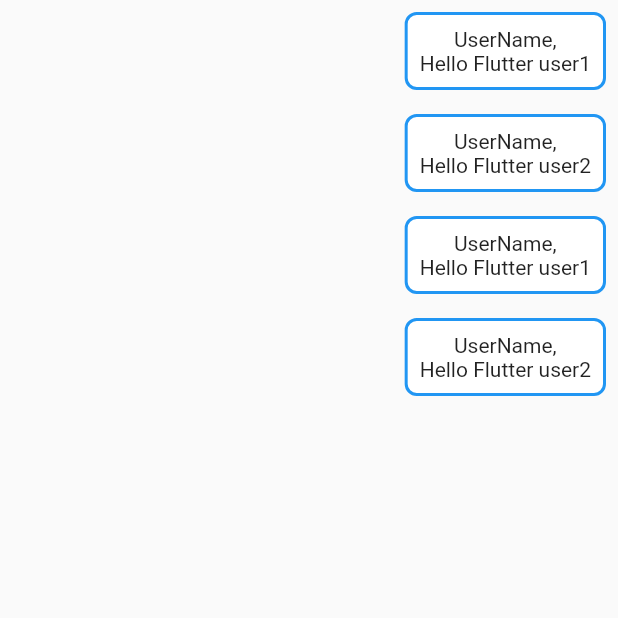
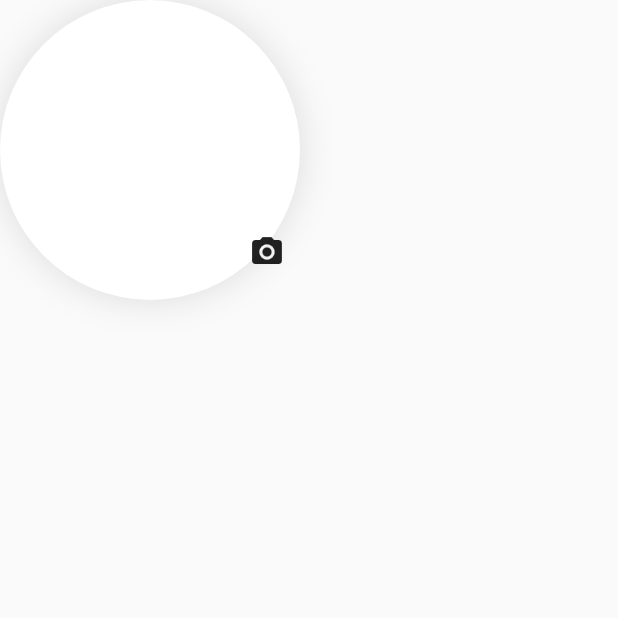
Before and after one commit to junaid140/flutter_course, a Flutter app: the MultiChildWidget screen opened directly, on a phone screen of 412 x 824 dp, the top half of it. Run offline on Flutter 3.47's test engine with Material 2 defaults, Android fonts, the phone set to English and light mode, and no system bars.

Commit message:
8-12-2022

```diff
--- a/lib/datafile.dart
+++ b/lib/datafile.dart
@@ -6,7 +6,20 @@ List<Map<String,dynamic>> chatData = [
     "message":"Hello Flutter user1",
     "time":"4:00 PM",
     "send_by":1,
-  },  {
+  },
+  {
+    "username":"testUser2",
+    "message":"Hello Flutter user2",
+    "time":"4:00 PM",
+    "send_by":2,
+  },
+  {
+    "username":"testUser",
+    "message":"Hello Flutter user1",
+    "time":"4:00 PM",
+    "send_by":1,
+  },
+  {
     "username":"testUser2",
     "message":"Hello Flutter user2",
     "time":"4:00 PM",
@@ -16,7 +29,44 @@ List<Map<String,dynamic>> chatData = [
     "message":"Hello Flutter user1",
     "time":"4:00 PM",
     "send_by":1,
-  },{
+  },
+  {
+    "username":"testUser2",
+    "message":"Hello Flutter user2",
+    "time":"4:00 PM",
+    "send_by":2,
+  },
+  {
+    "username":"testUser",
+    "message":"Hello Flutter user1",
+    "time":"4:00 PM",
+    "send_by":1,
+  },
+  {
+    "username":"testUser2",
+    "message":"Hello Flutter user2",
+    "time":"4:00 PM",
+    "send_by":2,
+  },
+  {
+    "username":"testUser",
+    "message":"Hello Flutter user1",
+    "time":"4:00 PM",
+    "send_by":1,
+  },
+  {
+    "username":"testUser2",
+    "message":"Hello Flutter user2",
+    "time":"4:00 PM",
+    "send_by":2,
+  },
+  {
+    "username":"testUser",
+    "message":"Hello Flutter user1",
+    "time":"4:00 PM",
+    "send_by":1,
+  },
+  {
     "username":"testUser2",
     "message":"Hello Flutter user2",
     "time":"4:00 PM",
--- a/lib/multi_child_widget.dart
+++ b/lib/multi_child_widget.dart
@@ -1,6 +1,5 @@
 import 'package:flutter/material.dart';
 
-import 'datafile.dart';
 class MultiChildWidget extends StatelessWidget {
   int? userId ;
    MultiChildWidget({Key? key,this.userId}) : super(key: key);
@@ -10,25 +9,46 @@ class MultiChildWidget extends StatelessWidget {
     return Scaffold(
       body: Container(
 
-        height: MediaQuery.of(context).size.height,
-        width: double.infinity,
-        // child: ListView(
-        //   scrollDirection: Axis.horizontal,
-          child:SingleChildScrollView(
-            // scrollDirection: Axis.horizontal,
-            // child: Row(
-            child:Column(
-            // child:Wrap(
-        // mainAxisAlignment: MainAxisAlignment.spaceEvenly,
-            crossAxisAlignment: CrossAxisAlignment.end,
-            children: chatData.map((data) =>  Align(
-                alignment: data["send_by"]==userId?Alignment.centerLeft:Alignment.centerRight,
-                child: customChatMessageTile(data["message"])),).toList()
-        ),
+        // height: MediaQuery.of(context).size.height,
+        // width: double.infinity,
+        child: customProfileStack(),
+        // child: customStack(),
+
+        // child: GridView.builder(
+        //   itemCount: chatData.length,
+        //   itemBuilder: (context,index){
+        //     print(index);
+        //     return  Align(
+        //         alignment: chatData[index]["send_by"]==userId?Alignment.centerLeft:Alignment.centerRight,
+        //         child: customChatMessageTile(chatData[index]["message"]));
+        //   }, gridDelegate: SliverGridDelegateWithFixedCrossAxisCount(
+        //   crossAxisCount: 3,
+        //   childAspectRatio:1.23,
+        //   crossAxisSpacing: 5,
+        // ),
+        //
+        //
+        //
+        //
+        //
+        //
+        //
+        //
+        //
+        //
+        // //   scrollDirection: Axis.horizontal,
+        // //   child:SingleChildScrollView(
+        //     // scrollDirection: Axis.horizontal,
+        //     // child: Row(
+        //     // child:Column(
+        //     // child:Wrap(
+        // // mainAxisAlignment: MainAxisAlignment.spaceEvenly,
+        // //     crossAxisAlignment: CrossAxisAlignment.end,
+        // //     children: chatData.map((data) => ).toList()
+        // ),
+
           ),
-      ),
-
-    );
+      );
   }
 
   Widget customChatMessageTile(text){
@@ -51,4 +71,43 @@ class MultiChildWidget extends StatelessWidget {
       ),);
   }
 
+  Widget customStack(){
+   return  Stack(
+     children: [
+       Container(height: 400,width:300 ,color: Colors.red,),
+       Container(height: 200,width:300 ,color: Colors.black,),
+       Align(
+           alignment: Alignment.bottomCenter,
+           child: Container(height: 100,width:300 ,color: Colors.blue,)),
+       Positioned(
+         bottom: 50,
+           right: 50,
+           child: Icon(Icons.person)),
+
+     ],
+   );
+  }
+  Widget customProfileStack(){
+   return  Container(
+     height: 200,width:200,
+     child: Stack(
+
+       children: [
+         Container(height: 200,width:200 ,decoration: BoxDecoration(
+           shape: BoxShape.circle,
+           color: Colors.white,boxShadow: [
+             BoxShadow(color: Colors.black12,blurRadius: 20)]
+
+         ),),
+
+         Positioned(
+           bottom: 20,
+             right: 10,
+             child: Icon(Icons.camera_alt)),
+
+       ],
+     ),
+   );
+  }
+
 }
```
